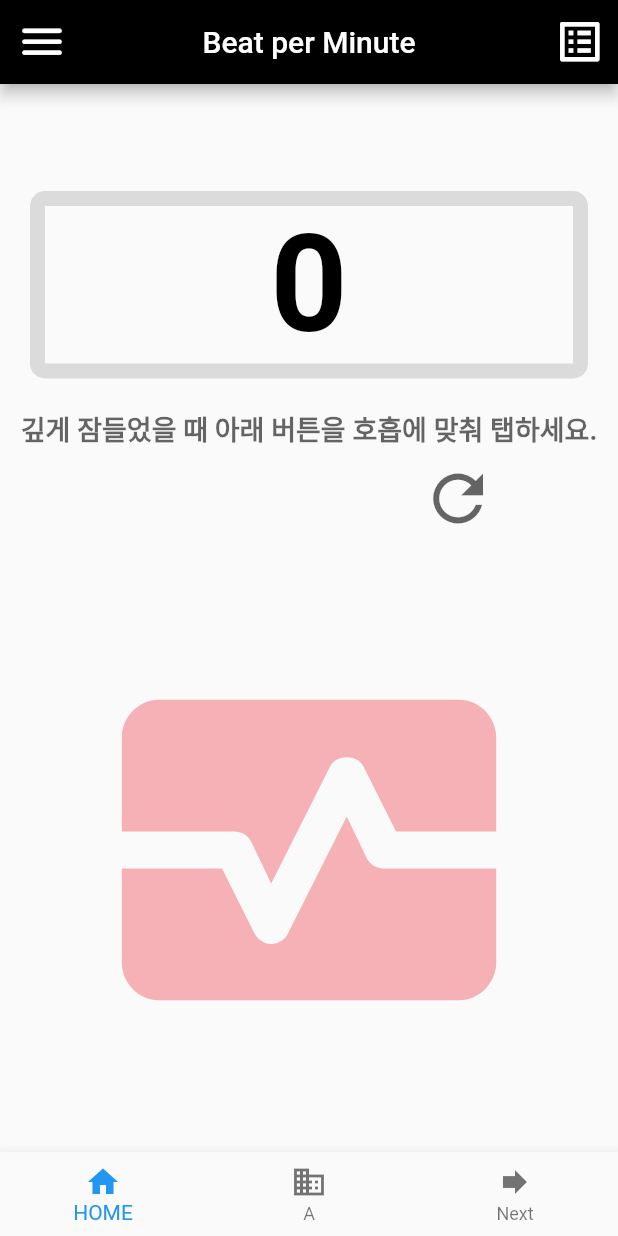
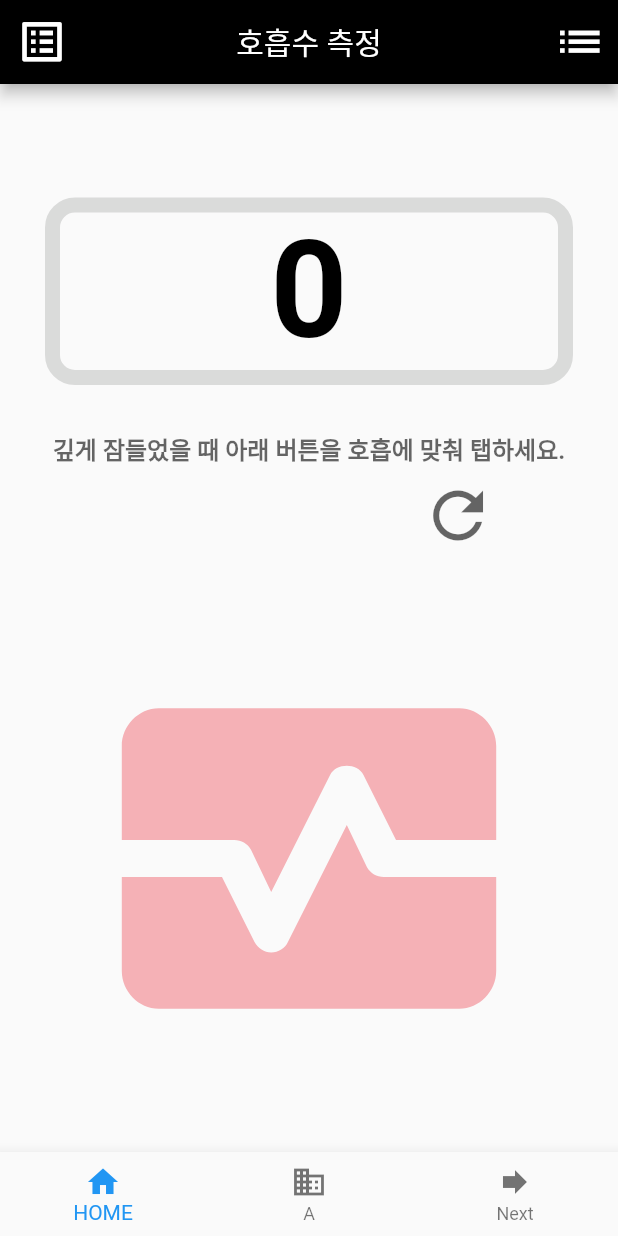
Before and after one commit to leoyun97/beatcounter, a Flutter app: the screen it shows after launch, after a tap on the "monitor heart" icon, on a phone screen of 412 x 824 dp. Run offline on Flutter 3.47's test engine with Material 2 defaults, Android fonts, the phone set to English and light mode, and no system bars; our stand-ins replace sqflite; accounts and stored records are empty.

Commit message:
펑션 완료 후 디자인 수정

```diff
--- a/lib/home_screen.dart
+++ b/lib/home_screen.dart
@@ -27,7 +27,8 @@ class _home_screenState extends State<home_screen> {
   String eveFives = "";
   bool isnullbpm = true; // 초기 입력값이 null일 경우
   bool btnVisible = false; // 저장버튼 보이기
-  bool underFive = true;
+  bool btnVisibleRef = false;
+  bool underFive = true; // 깊이 잠들었을때 클릭하라는 멘트 보이기
   List clickB = [];
   List clickTotal = [];
   Color txtColor = Colors.black.withOpacity(0.6);
@@ -71,9 +72,9 @@ class _home_screenState extends State<home_screen> {
           txtColor = const Color.fromARGB(248, 245, 55, 84);
           btnVisible = true;
         }
-      } else if (clickTotal.length == 6) {
-        btnVisible = false;
-      } else if (clickTotal.length == 10) {
+      }
+      //else if (clickTotal.length == 6) {btnVisible = false;}
+      else if (clickTotal.length == 10) {
         eveFive = clickTotal.reduce((value, element) => value + element) / 10;
         eveFives = eveFive.ceil().toString();
         timesPermin = clickTotal.length;
@@ -101,6 +102,7 @@ class _home_screenState extends State<home_screen> {
       }
     } else if (clickB.length == 1) {
       isnullbpm = true;
+      btnVisibleRef = true;
     }
     //print(clickTotal.toList()); //Delete
     setState(() {});
@@ -118,6 +120,7 @@ class _home_screenState extends State<home_screen> {
       underFive = true;
       txtColor = Colors.black.withOpacity(0.6);
       btnVisible = false;
+      btnVisibleRef = false;
 
       //dbHelper.deleteAllRecord();
     });
@@ -173,7 +176,7 @@ class _home_screenState extends State<home_screen> {
       barrierDismissible: false,
       builder: (BuildContext ctx) {
         return AlertDialog(
-          content: Text('호흡수를 저장하시겠습니까?'),
+          content: Text('$timesPermin회 평균 호흡수를 저장하시겠습니까?'),
           actions: [
             TextButton(
               onPressed: () {
@@ -207,20 +210,20 @@ class _home_screenState extends State<home_screen> {
         //backgroundColor: Colors.black,
         appBar: AppBar(
           title: const Text(
-            'Beat per Minute',
+            '호흡수 측정',
           ),
           centerTitle: true,
           backgroundColor: Colors.black,
           leading: IconButton(
             onPressed: () => gotoPage(),
-            icon: Icon(Icons.menu_rounded),
+            icon: Icon(Icons.list_alt),
             iconSize: 35,
           ),
           actions: [
             IconButton(
               iconSize: 35,
-              onPressed: viewRecord,
-              icon: const Icon(Icons.list_alt),
+              onPressed: () {},
+              icon: const Icon(Icons.list),
             ),
           ],
         ),
@@ -230,17 +233,17 @@ class _home_screenState extends State<home_screen> {
             Column(
               children: [
                 Padding(
-                  padding: const EdgeInsets.all(20.0),
+                  padding: const EdgeInsets.all(30.0),
                   child: Container(
                     alignment: Alignment.center,
                     decoration: BoxDecoration(
                       border: Border.all(
-                        color:
-                            Color.fromARGB(255, 197, 198, 197).withOpacity(0.6),
+                        color: const Color.fromARGB(255, 197, 198, 197)
+                            .withOpacity(0.6),
                         style: BorderStyle.solid,
                         width: 10,
                       ),
-                      borderRadius: BorderRadius.circular(10.0),
+                      borderRadius: BorderRadius.circular(20.0),
                     ),
                     child: Text(
                       isnullbpm ? "0" : "$bpermin",
@@ -259,7 +262,7 @@ class _home_screenState extends State<home_screen> {
                   style: TextStyle(
                     fontWeight: FontWeight.bold,
                     color: txtColor,
-                    fontSize: 18,
+                    fontSize: 16,
                   ),
                 ),
                 Row(
@@ -277,11 +280,17 @@ class _home_screenState extends State<home_screen> {
                         iconSize: 35,
                       ),
                     ),
-                    IconButton(
-                      color: Colors.black.withOpacity(0.6),
-                      iconSize: 50,
-                      onPressed: clickRefresh,
-                      icon: const Icon(Icons.refresh),
+                    Visibility(
+                      maintainAnimation: true,
+                      maintainSize: true,
+                      maintainState: true,
+                      visible: btnVisibleRef,
+                      child: IconButton(
+                        color: Colors.black.withOpacity(0.6),
+                        iconSize: 50,
+                        onPressed: () => clickRefresh(),
+                        icon: const Icon(Icons.refresh),
+                      ),
                     ),
                   ],
                 ),
```
Also changed, not shown: lib/list_screen.dart (+26 -11 lines).
